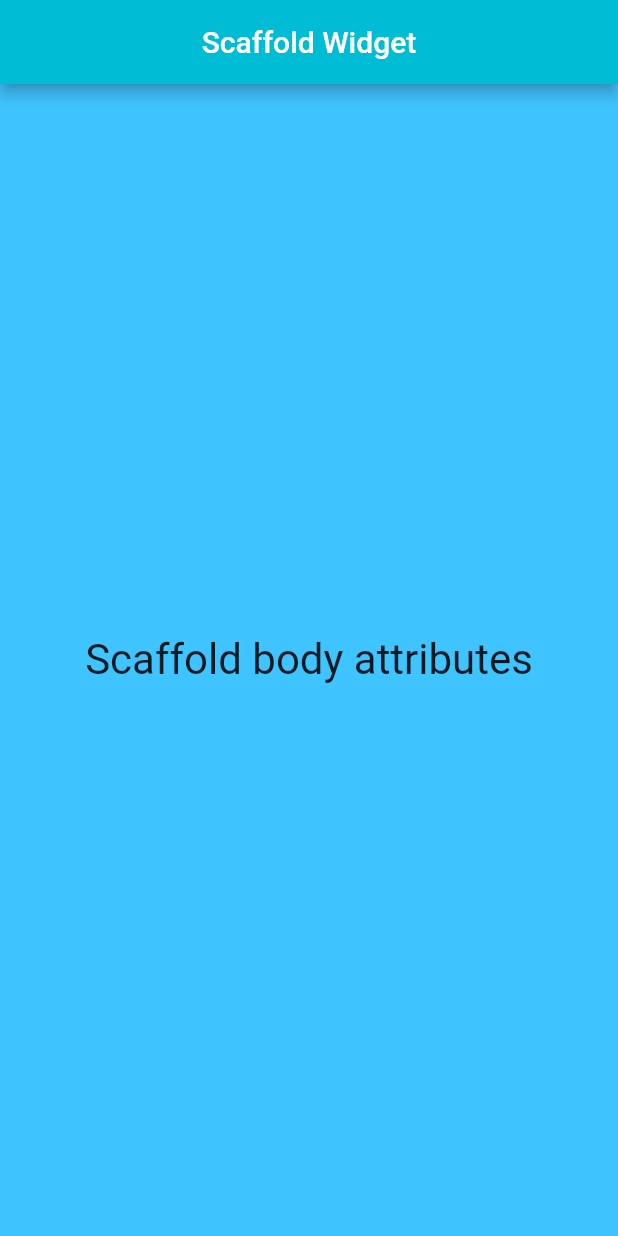
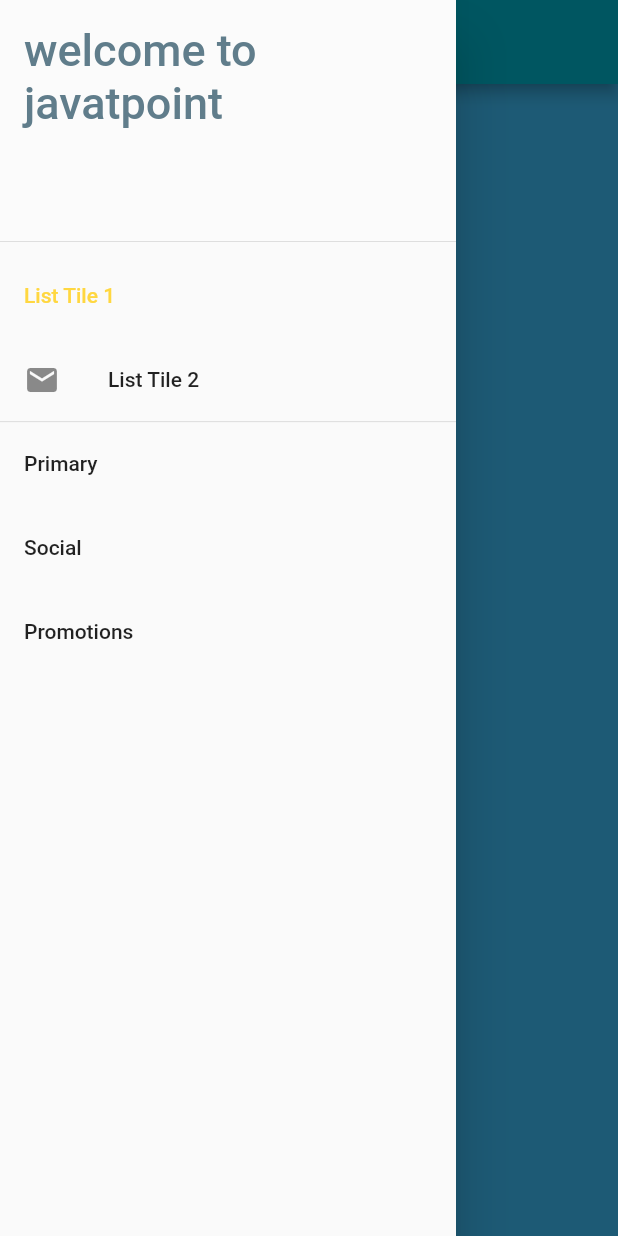
Before and after one commit to Tareq23/flutter-practice-code, a Flutter app: the screen it shows after launch, with the side drawer open (before the commit the screen has no drawer), on a phone screen of 412 x 824 dp. Run offline on Flutter 3.47's test engine with Material 2 defaults, Android fonts, the phone set to English and light mode, and no system bars.

Commit message:
Scaffold drawer attribute

```diff
--- a/lib/main.dart
+++ b/lib/main.dart
@@ -22,10 +22,44 @@ class HomeApp extends StatelessWidget{
             title: Text("Scaffold Widget"),
             centerTitle: true,
           ),
-          body: Center(
-
-            child: Text("Scaffold body attributes",style: TextStyle(color: Colors.black87,fontSize: 28)),
-
+          // body: Center(
+          //
+          //   child: Text("Scaffold body attributes",style: TextStyle(color: Colors.black87,fontSize: 28)),
+          //
+          // ),
+          drawer: Drawer(
+            child: ListView(
+              children: const <Widget> [
+                DrawerHeader(
+                  decoration: BoxDecoration(color: Colors.white10),
+                  child: Text(
+                    "welcome to javatpoint",
+                    style: TextStyle(
+                        color:Colors.blueGrey,fontSize: 30
+                    ),
+                  ),
+                ),
+                ListTile(
+                  title: Text("List Tile 1",style: TextStyle(color:Colors.amberAccent),),
+                ),
+                ListTile(
+                  title:  Text("List Tile 2"),
+                  leading:  Icon(Icons.mail),
+                ),
+                Divider(
+                  height: 0.2,
+                ),
+                ListTile(
+                  title:  Text("Primary")
+                ),
+                ListTile(
+                  title: Text("Social"),
+                ),
+                ListTile(
+                  title:Text("Promotions")
+                )
+              ],
+            ),
           ),
         )
     );
```
